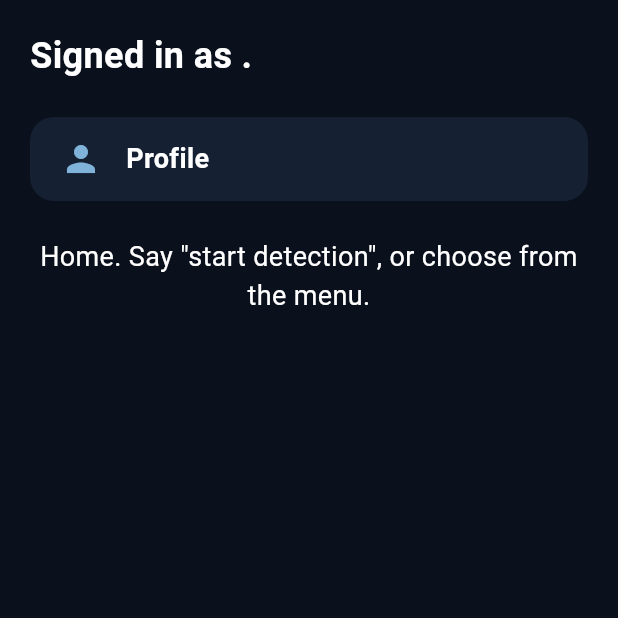
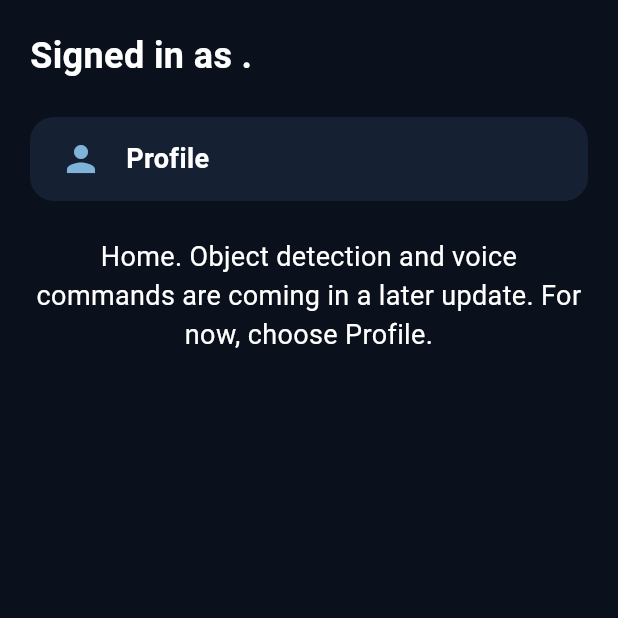
Before and after one commit to Piyolo/blindspot-app, a Flutter app: the HomeScreen screen opened by its route, on a phone screen of 412 x 824 dp, the top half of it. Run offline on Flutter 3.47's test engine with Material 3 defaults, Android fonts, the phone set to English and light mode, and no system bars; our stand-ins replace flutter_secure_storage; accounts and stored records are empty.

Commit message:
fix(app): make the home line honest for Phase 1

```diff
--- a/lib/constants/copy.dart
+++ b/lib/constants/copy.dart
@@ -31,7 +31,8 @@ class Copy {
       'BlindSpot needs the camera to detect objects around you.';
   static const String phonePermission =
       'BlindSpot needs phone access to call your emergency contact.';
-  static const String home = 'Home. Say "start detection", or choose from the menu.';
+  static const String home =
+      'Home. Object detection and voice commands are coming in a later update. For now, choose Profile.';
   static const String loginError = 'Invalid email or password.';
   static const String emailExists =
       'This email is already registered. Try logging in.';
@@ -108,7 +109,7 @@ class CopyFil {
   static const String phonePermission =
       'Kailangan ng BlindSpot ang akses sa telepono para matawagan ang emergency contact mo.';
   static const String home =
-      'Home. Sabihin ang "simulan ang detection", o pumili sa menu.';
+      'Home. Paparating na ang object detection at voice commands sa susunod na update. Sa ngayon, piliin ang Profile.';
   static const String loginError = 'Mali ang email o password.';
   static const String emailExists =
       'Nakarehistro na ang email na ito. Subukang mag-log in.';
```
Also changed, not shown: 1 other file.
